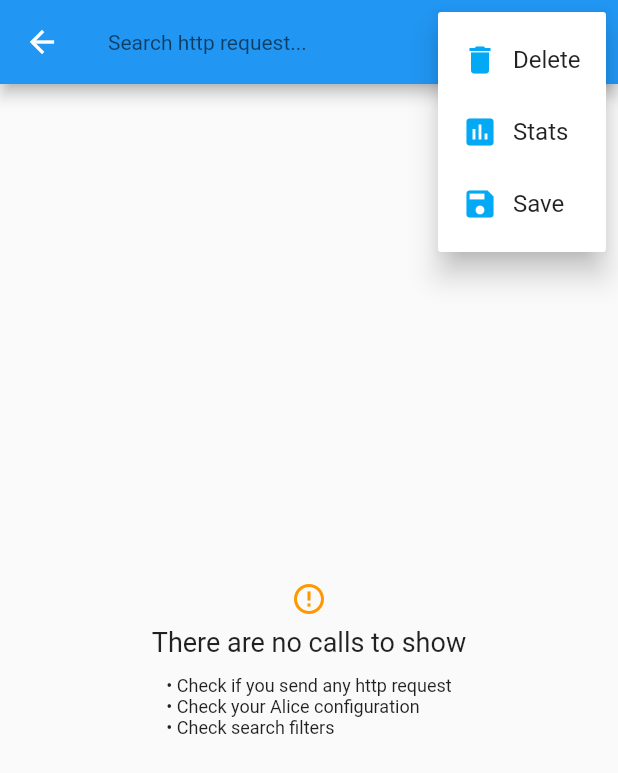
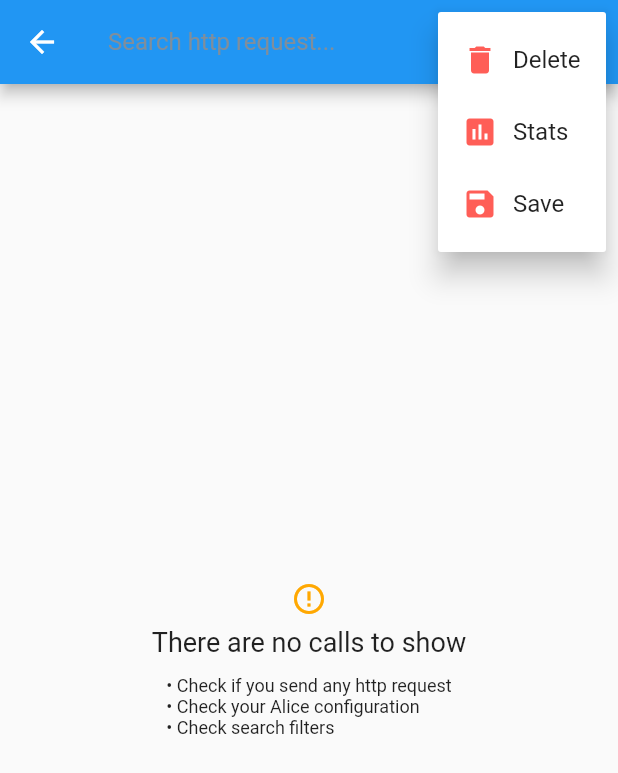
Before and after one commit to jhomlala/alice, a Flutter app: the AliceCallsListScreen screen opened directly with empty values, after a tap on the "search" icon, after a tap on the "more vert" icon, on a phone screen of 412 x 824 dp. Shown: the top 773 px of the screen. Run offline on Flutter 3.47's test engine with Material 2 defaults, Android fonts, the phone set to English and light mode, and no system bars; our stand-ins replace chewie, chopper, dio, flutter_local_notifications, open_file, package_info and 4 more; missing offline and left inert: shake; generated files the repository leaves out were written again.

Commit message:
Updated style of the inspector

```diff
--- a/lib/ui/page/alice_calls_list_screen.dart
+++ b/lib/ui/page/alice_calls_list_screen.dart
@@ -3,6 +3,7 @@ import 'package:alice/helper/alice_alert_helper.dart';
 import 'package:alice/ui/page/alice_call_details_screen.dart';
 import 'package:alice/core/alice_core.dart';
 import 'package:alice/model/alice_http_call.dart';
+import 'package:alice/ui/utils/alice_constants.dart';
 import 'package:alice/ui/widget/alice_call_list_item_widget.dart';
 import 'package:flutter/material.dart';
 
@@ -33,7 +34,9 @@ class _AliceCallsListScreenState extends State<AliceCallsListScreen> {
   @override
   Widget build(BuildContext context) {
     return Theme(
-      data: ThemeData(brightness: widget._aliceCore.brightness),
+      data: ThemeData(
+          brightness: widget._aliceCore.brightness,
+          accentColor: AliceConstants.lightRed),
       child: Scaffold(
         appBar: AppBar(
           title: _searchEnabled ? _buildSearchField() : _buildTitleWidget(),
@@ -79,7 +82,7 @@ class _AliceCallsListScreenState extends State<AliceCallsListScreen> {
             child: Row(children: [
               Icon(
                 item.iconData,
-                color: Colors.lightBlue,
+                color: AliceConstants.lightRed,
               ),
               Padding(
                 padding: EdgeInsets.only(left: 10),
@@ -102,9 +105,10 @@ class _AliceCallsListScreenState extends State<AliceCallsListScreen> {
       autofocus: true,
       decoration: InputDecoration(
         hintText: "Search http request...",
+        hintStyle: TextStyle(fontSize: 16.0, color: AliceConstants.grey),
         border: InputBorder.none,
       ),
-      style: TextStyle(fontSize: 14.0),
+      style: TextStyle(fontSize: 16.0),
       onChanged: _updateSearchQuery,
     );
   }
@@ -149,7 +153,7 @@ class _AliceCallsListScreenState extends State<AliceCallsListScreen> {
         child: Column(mainAxisAlignment: MainAxisAlignment.center, children: [
           Icon(
             Icons.error_outline,
-            color: Colors.orange,
+            color: AliceConstants.orange,
           ),
           const SizedBox(height: 6),
           Text(
--- /dev/null
+++ b/lib/ui/utils/alice_constants.dart
@@ -0,0 +1,9 @@
+import 'package:flutter/material.dart';
+
+class AliceConstants {
+  static Color red = Color(0xffff3f34);
+  static Color lightRed = Color(0xffff5e57);
+  static Color green = Color(0xff05c46b);
+  static Color grey = Color(0xff808e9b);
+  static Color orange = Color(0xffffa801);
+}
```
Also changed, not shown: lib/ui/page/alice_call_details_screen.dart (+7 -2 lines), lib/ui/widget/alice_call_list_item_widget.dart (+14 -10 lines).
